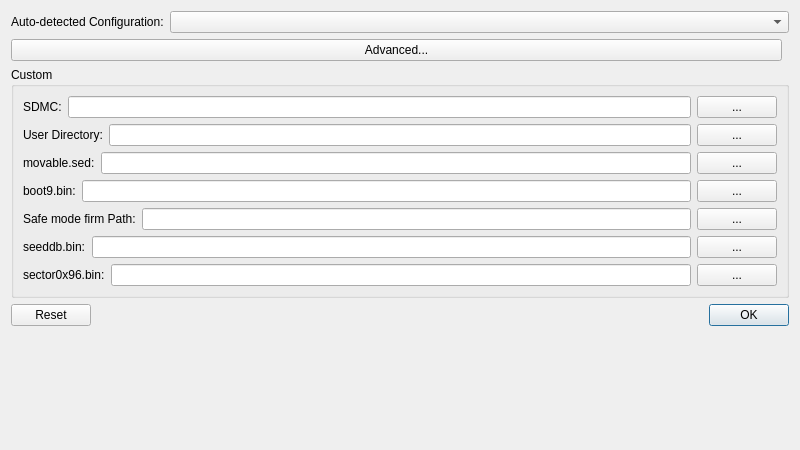
zhaowenlan1779/threeSD, file src/frontend/main.ui: the form before one commit.
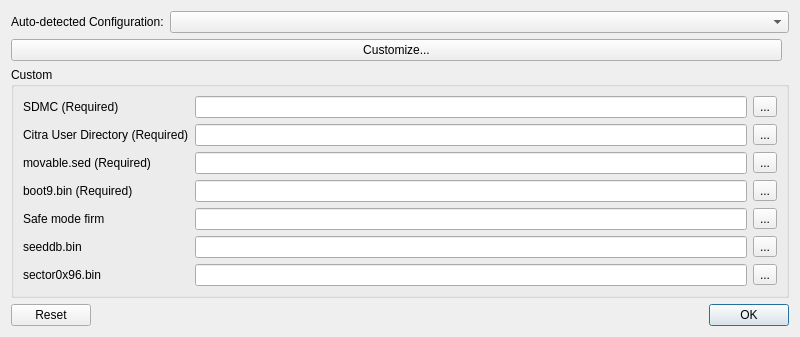
The form after the commit.

```diff
--- a/src/frontend/main.ui
+++ b/src/frontend/main.ui
@@ -7,7 +7,7 @@
     <x>0</x>
     <y>0</y>
     <width>800</width>
-    <height>450</height>
+    <height>130</height>
    </rect>
   </property>
   <property name="windowTitle">
@@ -40,7 +40,7 @@
      <item>
       <widget class="QPushButton" name="advancedButton">
        <property name="text">
-        <string>Advanced...</string>
+        <string>Customize...</string>
        </property>
       </widget>
      </item>
@@ -54,160 +54,159 @@
     </layout>
    </item>
    <item>
-    <widget class="QGroupBox">
+    <widget class="QGroupBox" name="customGroupBox">
      <property name="title">
       <string>Custom</string>
      </property>
      <property name="visible">
       <bool>false</bool>
      </property>
-     <layout class="QVBoxLayout">
-      <item>
-       <layout class="QHBoxLayout">
-        <item>
+     <layout class="QGridLayout">
+      <item row="0" column="0">
          <widget class="QLabel">
           <property name="text">
-           <string>SDMC:</string>
-          </property>
-         </widget>
-        </item>
-        <item>
-         <widget class="QLineEdit" name="sdmcPath"/>
-        </item>
-        <item>
-         <widget class="QPushButton" name="sdmcPathExplore">
+          <string>SDMC (Required)</string>
+         </property>
+         <property name="toolTip">
+          <string>Path to the Nintendo 3DS/&lt;ID0>/&lt;ID1> folder.</string>
+         </property>
+        </widget>
+      </item>
+      <item row="0" column="1">
+       <widget class="QLineEdit" name="sdmcPath">
+        <property name="toolTip">
+          <string>Path to the Nintendo 3DS/&lt;ID0>/&lt;ID1> folder.</string>
+         </property>
+       </widget>
+      </item>
+      <item row="0" column="2">
+       <widget class="QToolButton" name="sdmcPathExplore">
           <property name="text">
            <string>...</string>
           </property>
          </widget>
         </item>
-       </layout>
-      </item>
-      <item>
-       <layout class="QHBoxLayout">
-        <item>
+      <item row="1" column="0">
          <widget class="QLabel">
           <property name="text">
-           <string>User Directory:</string>
-          </property>
-         </widget>
-        </item>
-        <item>
-         <widget class="QLineEdit" name="userPath"/>
-        </item>
-        <item>
-         <widget class="QPushButton" name="userPathExplore">
+         <string>Citra User Directory (Required)</string>
+        </property>
+        <property name="toolTip">
+         <string>Path to the User Directory of Citra to put imported content into.</string>
+        </property>
+       </widget>
+      </item>
+      <item row="1" column="1">
+       <widget class="QLineEdit" name="userPath">
+        <property name="toolTip">
+         <string>Path to the User Directory of Citra to put imported content into.</string>
+        </property>
+       </widget>
+      </item>
+      <item row="1" column="2">
+       <widget class="QToolButton" name="userPathExplore">
           <property name="text">
            <string>...</string>
           </property>
          </widget>
         </item>
-       </layout>
-      </item>
-      <item>
-       <layout class="QHBoxLayout">
-        <item>
+      <item row="2" column="0">
          <widget class="QLabel">
           <property name="text">
-           <string>movable.sed:</string>
+         <string>movable.sed (Required)</string>
           </property>
          </widget>
         </item>
-        <item>
+      <item row="2" column="1">
          <widget class="QLineEdit" name="movableSedPath"/>
         </item>
-        <item>
-         <widget class="QPushButton" name="movableSedExplore">
+      <item row="2" column="2">
+       <widget class="QToolButton" name="movableSedExplore">
+        <property name="sizePolicy">
+         <sizepolicy hsizetype="Fixed" vsizetype="Fixed">
+          <horstretch>0</horstretch>
+          <verstretch>0</verstretch>
+         </sizepolicy>
+        </property>
           <property name="text">
            <string>...</string>
           </property>
          </widget>
         </item>
-       </layout>
-      </item>
-      <item>
-       <layout class="QHBoxLayout">
-        <item>
+      <item row="3" column="0">
          <widget class="QLabel">
           <property name="text">
-           <string>boot9.bin:</string>
+         <string>boot9.bin (Required)</string>
           </property>
          </widget>
         </item>
-        <item>
+      <item row="3" column="1">
          <widget class="QLineEdit" name="bootrom9Path"/>
         </item>
-        <item>
-         <widget class="QPushButton" name="bootrom9Explore">
+      <item row="3" column="2">
+       <widget class="QToolButton" name="bootrom9Explore">
           <property name="text">
            <string>...</string>
           </property>
          </widget>
         </item>
-       </layout>
-      </item>
-      <item>
-       <layout class="QHBoxLayout">
-        <item>
+      <item row="4" column="0">
          <widget class="QLabel">
           <property name="text">
-           <string>Safe mode firm Path:</string>
-          </property>
-         </widget>
-        </item>
-        <item>
-         <widget class="QLineEdit" name="safeModeFirmPath"/>
-        </item>
-        <item>
-         <widget class="QPushButton" name="safeModeFirmExplore">
+         <string>Safe mode firm</string>
+        </property>
+        <property name="toolTip">
+         <string>Path to the safe mode firm.&lt;br>This is a folder, and needs to contain another folder named 'new' or 'old' corresponding to the system's type.&lt;br>The 'new' or 'old' folder should hold files from the 'content' folder of the firm title in NAND. (i.e. tmd and app)</string>
+        </property>
+       </widget>
+      </item>
+      <item row="4" column="1">
+       <widget class="QLineEdit" name="safeModeFirmPath">
+        <property name="toolTip">
+         <string>Path to the safe mode firm.&lt;br>This is a folder, and needs to contain another folder named 'new' or 'old' corresponding to the system's type.&lt;br>The 'new' or 'old' folder should hold files from the 'content' folder of the firm title in NAND. (i.e. tmd and app)</string>
+        </property>
+       </widget>
+      </item>
+      <item row="4" column="2">
+       <widget class="QToolButton" name="safeModeFirmExplore">
           <property name="text">
            <string>...</string>
           </property>
          </widget>
         </item>
-       </layout>
-      </item>
-      <item>
-       <layout class="QHBoxLayout">
-        <item>
+      <item row="5" column="0">
          <widget class="QLabel">
           <property name="text">
-           <string>seeddb.bin:</string>
+         <string>seeddb.bin</string>
           </property>
          </widget>
         </item>
-        <item>
+      <item row="5" column="1">
          <widget class="QLineEdit" name="seeddbPath"/>
         </item>
-        <item>
-         <widget class="QPushButton" name="seeddbExplore">
+      <item row="5" column="2">
+       <widget class="QToolButton" name="seeddbExplore">
           <property name="text">
            <string>...</string>
           </property>
          </widget>
         </item>
-       </layout>
-      </item>
-      <item>
-       <layout class="QHBoxLayout">
-        <item>
+      <item row="6" column="0">
          <widget class="QLabel">
           <property name="text">
-           <string>sector0x96.bin:</string>
+         <string>sector0x96.bin</string>
           </property>
          </widget>
         </item>
-        <item>
+      <item row="6" column="1">
          <widget class="QLineEdit" name="secretSectorPath"/>
         </item>
-        <item>
-         <widget class="QPushButton" name="secretSectorExplore">
+      <item row="6" column="2">
+       <widget class="QToolButton" name="secretSectorExplore">
           <property name="text">
            <string>...</string>
           </property>
          </widget>
-        </item>
-       </layout>
       </item>
      </layout>
     </widget>
```
Lines whose indentation alone changed are shown as unchanged.
